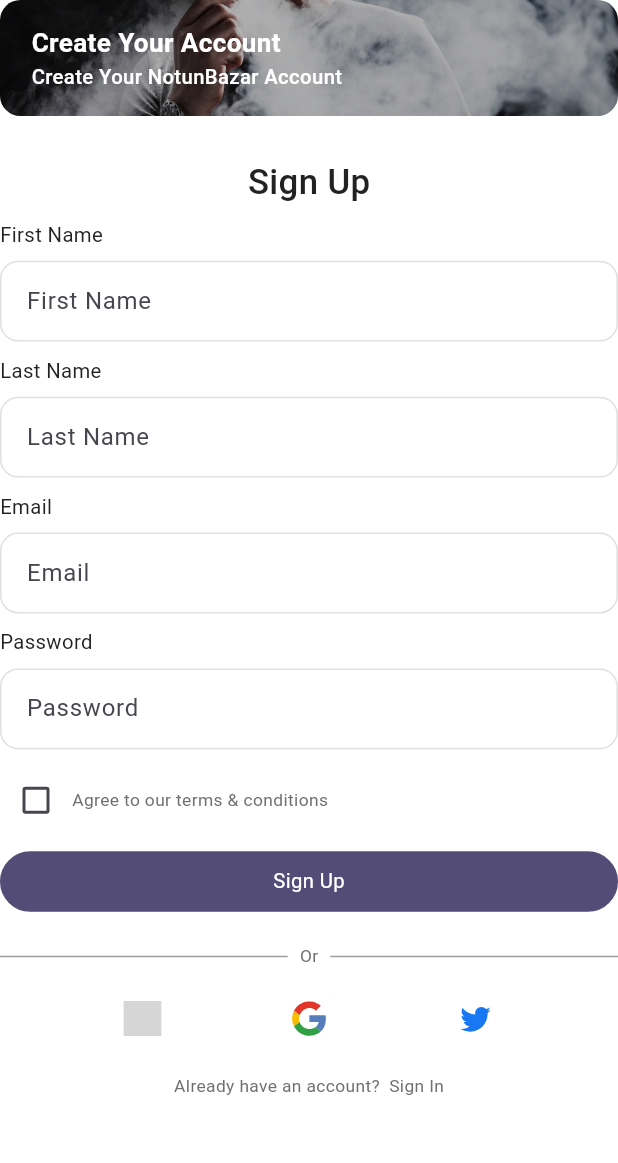
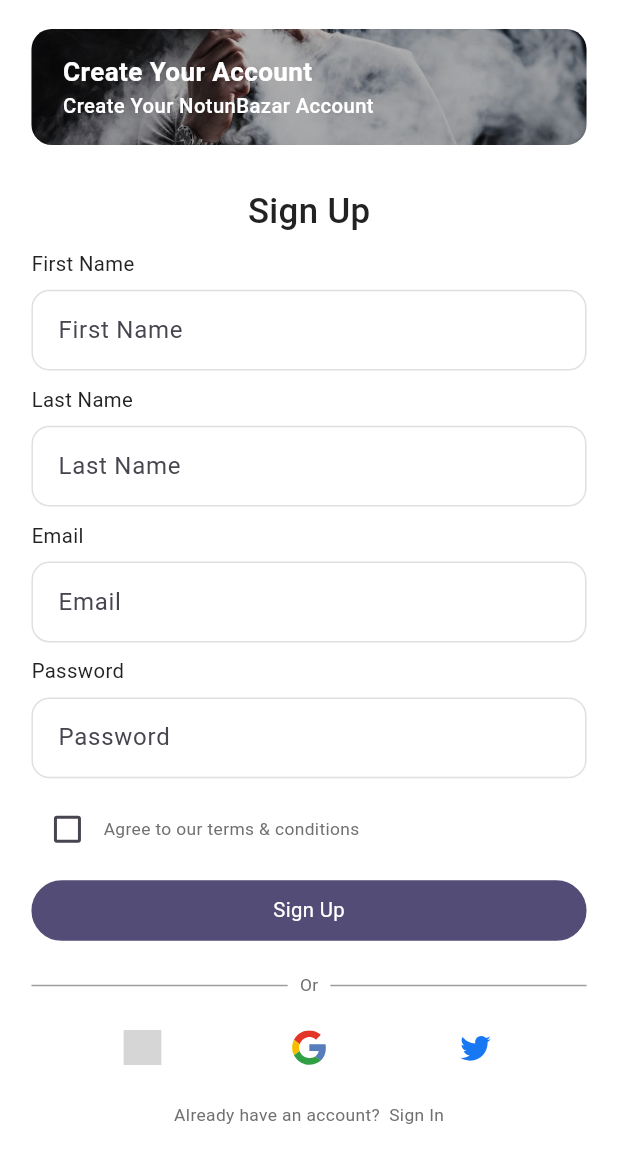
Before and after one commit to taskinnasif144/notun_bazar_ecommerce, a Flutter app: the screen it shows after launch, after a tap on "Sign in", after a tap on "Sign Up", on a phone screen of 412 x 824 dp. Shown: the top 1163 px of the screen. Run offline on Flutter 3.47's test engine with Material 3 defaults, Android fonts, the phone set to English and light mode, and no system bars; our stand-ins replace flutter_screenutil, flutter_svg, get, get_storage, google_fonts, intl_phone_field and 1 more; generated files the repository leaves out were written again; grey boxes are pictures that could not be loaded.

Commit message:
feat: Introduce ScreenWrapper for consistent layout; replace PaddingWrapper in SignIn and SignUp screens

```diff
--- /dev/null
+++ b/lib/core/wrappers/screen_wrapper.dart
@@ -0,0 +1,21 @@
+import 'package:flutter/material.dart';
+import 'package:flutter_screenutil/flutter_screenutil.dart';
+
+class ScreenWrapper extends StatelessWidget {
+  const ScreenWrapper({super.key, required this.child, this.appbar});
+  final PreferredSizeWidget? appbar;
+  final Widget child;
+  @override
+  Widget build(BuildContext context) {
+    return Scaffold(
+      resizeToAvoidBottomInset: false,
+      appBar: appbar,
+      body: SafeArea(
+        child: Padding(
+          padding: EdgeInsets.symmetric(horizontal: 20.w, vertical: 20.h),
+          child: child,
+        ),
+      ),
+    );
+  }
+}
--- a/lib/features/auth/views/sign_in_screen.dart
+++ b/lib/features/auth/views/sign_in_screen.dart
@@ -7,7 +7,7 @@ import 'package:flutter_getx_template/core/utils/get_color.dart';
 import 'package:flutter_getx_template/core/utils/get_text_style.dart';
 import 'package:flutter_getx_template/core/utils/icon_renderer.dart';
 import 'package:flutter_getx_template/core/utils/spacing.dart';
-import 'package:flutter_getx_template/core/wrappers/padding_wrapper.dart';
+import 'package:flutter_getx_template/core/wrappers/screen_wrapper.dart';
 import 'package:flutter_getx_template/features/auth/component/decorations.dart';
 import 'package:flutter_getx_template/features/auth/component/divider.dart';
 import 'package:flutter_getx_template/features/auth/controllers/auth_controller.dart';
@@ -24,10 +24,8 @@ class SignInScreen extends StatelessWidget {
 
   @override
   Widget build(BuildContext context) {
-    return Scaffold(
-      body: SafeArea(
-        child: PaddingWrapper(
-          child: Column(
+    return ScreenWrapper(
+      child: Column(
             mainAxisAlignment: MainAxisAlignment.center,
             children: [
               // Decoration Container
@@ -131,8 +129,7 @@ class SignInScreen extends StatelessWidget {
               ),
             ],
           ),
-        ),
-      ),
-    );
+
+      );
   }
 }
--- a/lib/features/auth/views/sign_up_screen.dart
+++ b/lib/features/auth/views/sign_up_screen.dart
@@ -7,7 +7,7 @@ import 'package:flutter_getx_template/core/utils/get_color.dart';
 import 'package:flutter_getx_template/core/utils/get_text_style.dart';
 import 'package:flutter_getx_template/core/utils/icon_renderer.dart';
 import 'package:flutter_getx_template/core/utils/spacing.dart';
-import 'package:flutter_getx_template/core/wrappers/padding_wrapper.dart';
+import 'package:flutter_getx_template/core/wrappers/screen_wrapper.dart';
 import 'package:flutter_getx_template/features/auth/component/decorations.dart';
 import 'package:flutter_getx_template/features/auth/component/divider.dart';
 import 'package:flutter_getx_template/features/auth/controllers/auth_controller.dart';
@@ -24,11 +24,7 @@ class SignUpScreen extends StatelessWidget {
 
   @override
   Widget build(BuildContext context) {
-    return Scaffold(
-      resizeToAvoidBottomInset: true,
-      body: SafeArea(
-        child: PaddingWrapper(
-          child: SingleChildScrollView(
+    return ScreenWrapper(child: SingleChildScrollView(
             child: Column(
               mainAxisAlignment: MainAxisAlignment.center,
               children: [
@@ -146,9 +142,6 @@ class SignUpScreen extends StatelessWidget {
                 ),
               ],
             ),
-          ),
-        ),
-      ),
-    );
+          ),);
   }
 }
```
